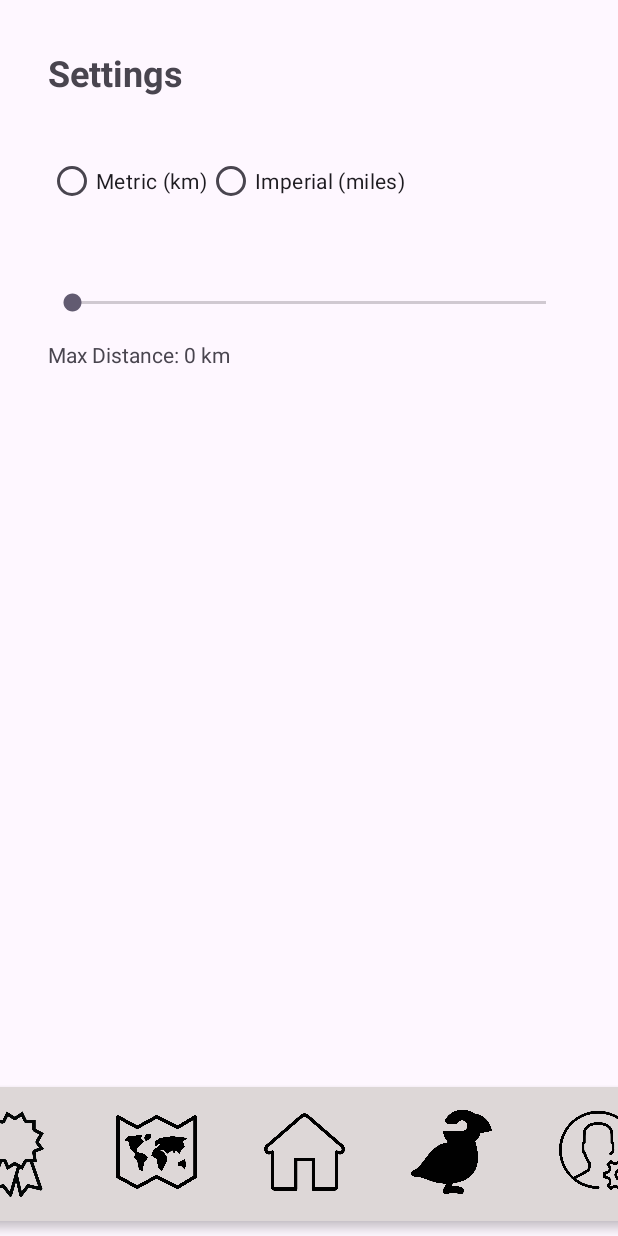
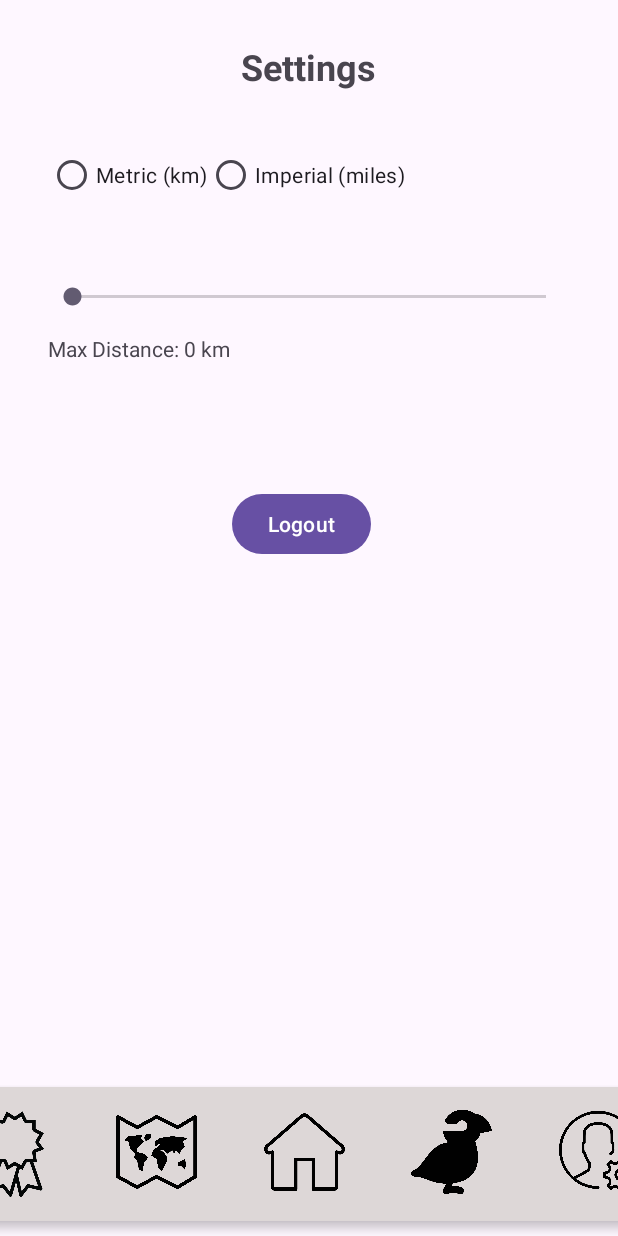
Before and after one commit to SandroCampoGit/OPSCPOE, an Android app: the fragment SettingsFragment placed in its activity, on a phone screen of 412 x 824 dp. Run offline under Robolectric (Android 15) with nearby library versions, the phone set to English and light mode, and no system bars.

Commit message:
Update to settings to look neater and include logout button

```diff
--- a/app/src/main/res/layout/settings.xml
+++ b/app/src/main/res/layout/settings.xml
@@ -1,6 +1,7 @@
 <?xml version="1.0" encoding="utf-8"?>
 <androidx.constraintlayout.widget.ConstraintLayout xmlns:android="http://schemas.android.com/apk/res/android"
     xmlns:app="http://schemas.android.com/apk/res-auto"
+    xmlns:tools="http://schemas.android.com/tools"
     android:layout_width="match_parent"
     android:layout_height="match_parent">
 
@@ -8,13 +9,14 @@
         android:id="@+id/settingsTitle"
         android:layout_width="wrap_content"
         android:layout_height="wrap_content"
+        android:layout_marginTop="28dp"
         android:text="Settings"
         android:textSize="24sp"
         android:textStyle="bold"
+        app:layout_constraintEnd_toEndOf="parent"
+        app:layout_constraintHorizontal_bias="0.498"
         app:layout_constraintStart_toStartOf="parent"
-        app:layout_constraintTop_toTopOf="parent"
-        android:layout_marginStart="32dp"
-        android:layout_marginTop="32dp"/>
+        app:layout_constraintTop_toTopOf="parent" />
 
     <RadioGroup
         android:id="@+id/unitRadioGroup"
@@ -65,4 +67,16 @@
         android:layout_marginStart="32dp"
         android:layout_marginTop="16dp"/>
 
+    <Button
+        android:id="@+id/btnLogOut"
+        android:layout_width="wrap_content"
+        android:layout_height="wrap_content"
+        android:text="Logout"
+        app:layout_constraintBottom_toBottomOf="parent"
+        app:layout_constraintEnd_toEndOf="parent"
+        app:layout_constraintHorizontal_bias="0.484"
+        app:layout_constraintStart_toStartOf="parent"
+        app:layout_constraintTop_toBottomOf="@+id/distanceSeekBar"
+        app:layout_constraintVertical_bias="0.253" />
+
 </androidx.constraintlayout.widget.ConstraintLayout>
```
